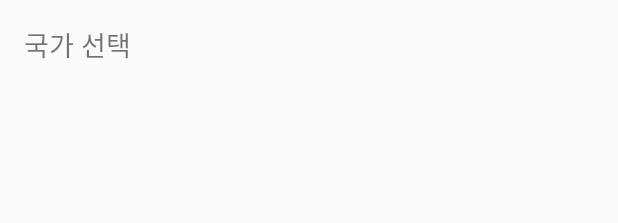
After one commit to Seol-Munhyeok/CurrencyCalculatorApp, an Android app: the layout activity_country_selection.xml on its own in the app's theme, with its tools: preview values and no code run, on a phone screen of 412 x 824 dp. The commit adds this screen. Shown: the top 223 px of the screen. Run offline under Robolectric (Android 15) with nearby library versions, the phone set to English and light mode, and no system bars.

Commit message:
국가 선택 액티비티 추가
TODO: 국가 클릭하면 튕기는 버그 수정해야함

#2

```diff
--- a/app/src/main/java/kr/pknu/seolmunhyeok201911938/model/CurrencyResponse.java
+++ b/app/src/main/java/kr/pknu/seolmunhyeok201911938/model/CurrencyResponse.java
@@ -3,6 +3,6 @@ package kr.pknu.seolmunhyeok201911938.model;
 import java.util.Map;
 
 public class CurrencyResponse {
-    public String base;
+    public long timestamp;
     public Map<String, Double> data;
 }
--- /dev/null
+++ b/app/src/main/res/layout/activity_country_selection.xml
@@ -0,0 +1,20 @@
+<?xml version="1.0" encoding="utf-8"?>
+<LinearLayout
+    xmlns:android="http://schemas.android.com/apk/res/android"
+    android:layout_width="match_parent"
+    android:layout_height="match_parent"
+    android:orientation="vertical"
+    android:padding="16dp">
+
+    <TextView
+        android:layout_width="wrap_content"
+        android:layout_height="wrap_content"
+        android:text="국가 선택"
+        android:textSize="18sp"
+        android:paddingBottom="8dp" />
+
+    <ListView
+        android:id="@+id/countryListView"
+        android:layout_width="match_parent"
+        android:layout_height="match_parent" />
+</LinearLayout>
```
Also changed, not shown: app/src/main/java/kr/pknu/seolmunhyeok201911938/CountrySelectionActivity.java (added, +46 -0 lines), app/src/main/java/kr/pknu/seolmunhyeok201911938/MainActivity.java (+117 -26 lines), app/src/main/res/drawable/ic_flag_aud.png (added), app/src/main/res/drawable/ic_flag_cad.png (added), app/src/main/res/drawable/ic_flag_chf.png (added), app/src/main/res/drawable/ic_flag_cny.png (added), app/src/main/res/drawable/ic_flag_eur.png (added), app/src/main/res/drawable/ic_flag_gbp.png (added), app/src/main/res/drawable/ic_flag_jpy.png (added), app/src/main/res/drawable/ic_flag_krw.png (added), app/src/main/res/drawable/ic_flag_nzd.png (added), app/src/main/res/drawable/ic_flag_usd.png (added).
